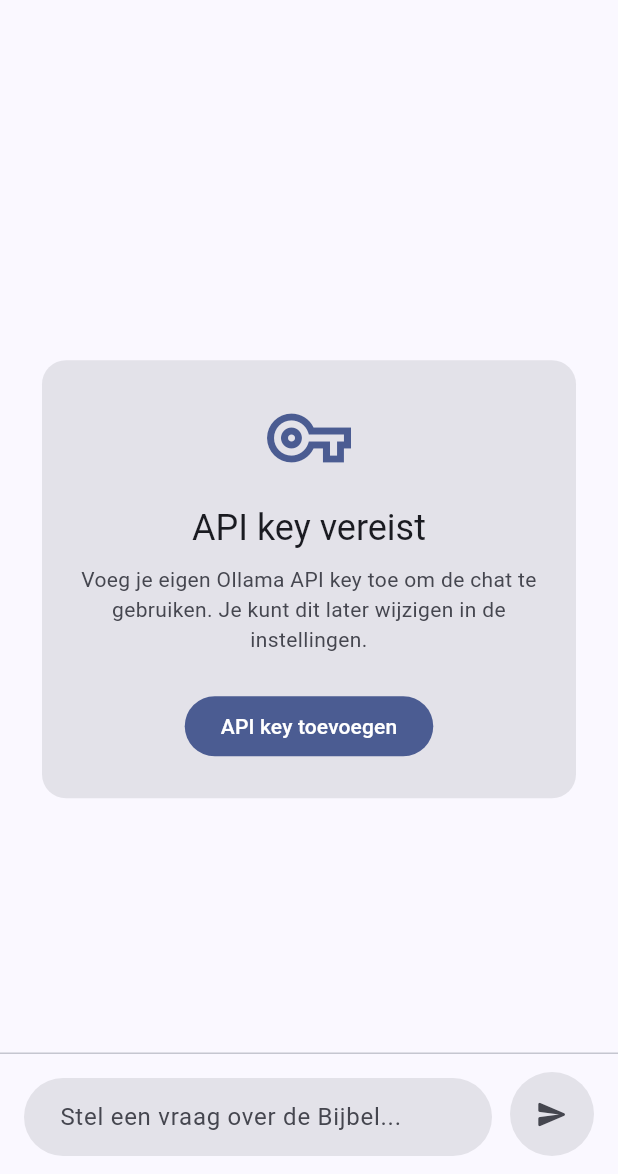
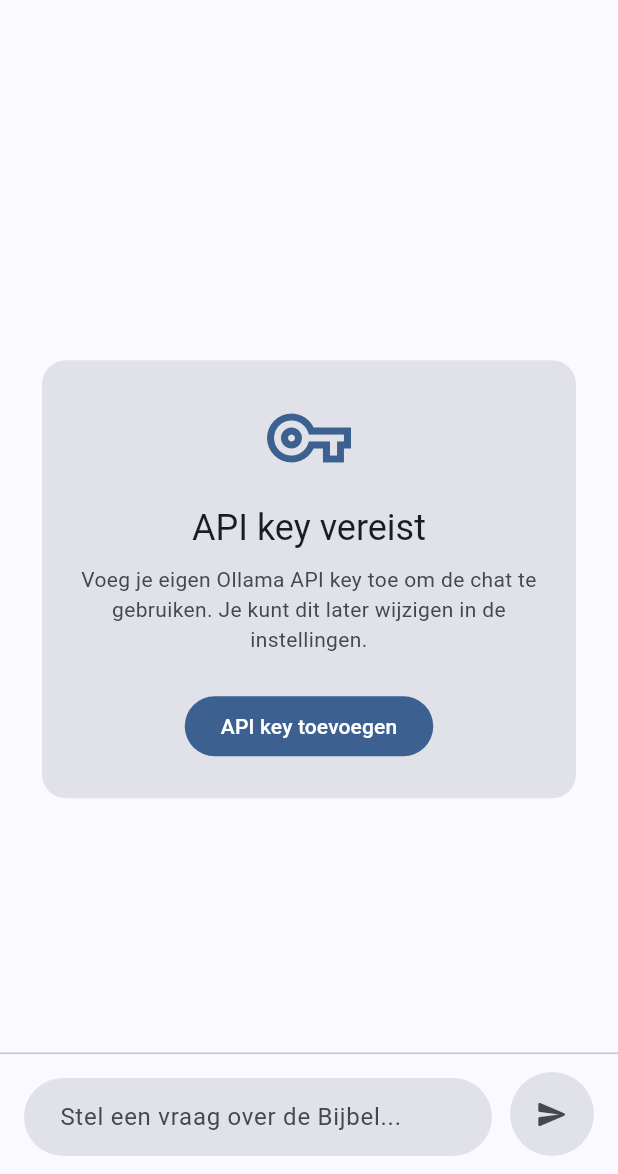
Before and after one commit to thomasboom/BijbelBot, a Flutter app: the screen it shows after launch, on a phone screen of 412 x 824 dp, the part 62-1236 px from its top. Run offline on Flutter 3.47's test engine with Material 3 defaults, Android fonts, the phone set to English and light mode, and no system bars; our stand-ins replace flutter_markdown, shared_preferences.

Commit message:
Updated design

```diff
--- a/lib/main.dart
+++ b/lib/main.dart
@@ -53,8 +53,9 @@
   /// Typography follows M3 type scale with expressive font weights.
   /// Shape system uses M3 shape scale for consistent corner radii.
   ThemeData _buildLightTheme() {
-    // M3 Expressive seed color - vibrant blue for spiritual/biblical app
-    const seedColor = Color(0xFF2563EB);
+    // M3 Expressive seed color - neutral blue for spiritual/biblical app
+    // Using a more neutral blue that avoids purple tones in dynamic generation
+    const seedColor = Color(0xFF1976D2);
 
     // Generate dynamic color scheme from seed
     final colorScheme = ColorScheme.fromSeed(
@@ -240,8 +241,9 @@
 
   /// Material 3 Expressive Dark Theme
   ThemeData _buildDarkTheme() {
-    // M3 Expressive seed color - same as light for consistency
-    const seedColor = Color(0xFF2563EB);
+    // M3 Expressive seed color - same neutral blue as light for consistency
+    // Using a more neutral blue that avoids purple tones in dynamic generation
+    const seedColor = Color(0xFF1976D2);
 
     // Generate dynamic color scheme from seed for dark mode
     final colorScheme = ColorScheme.fromSeed(
```
